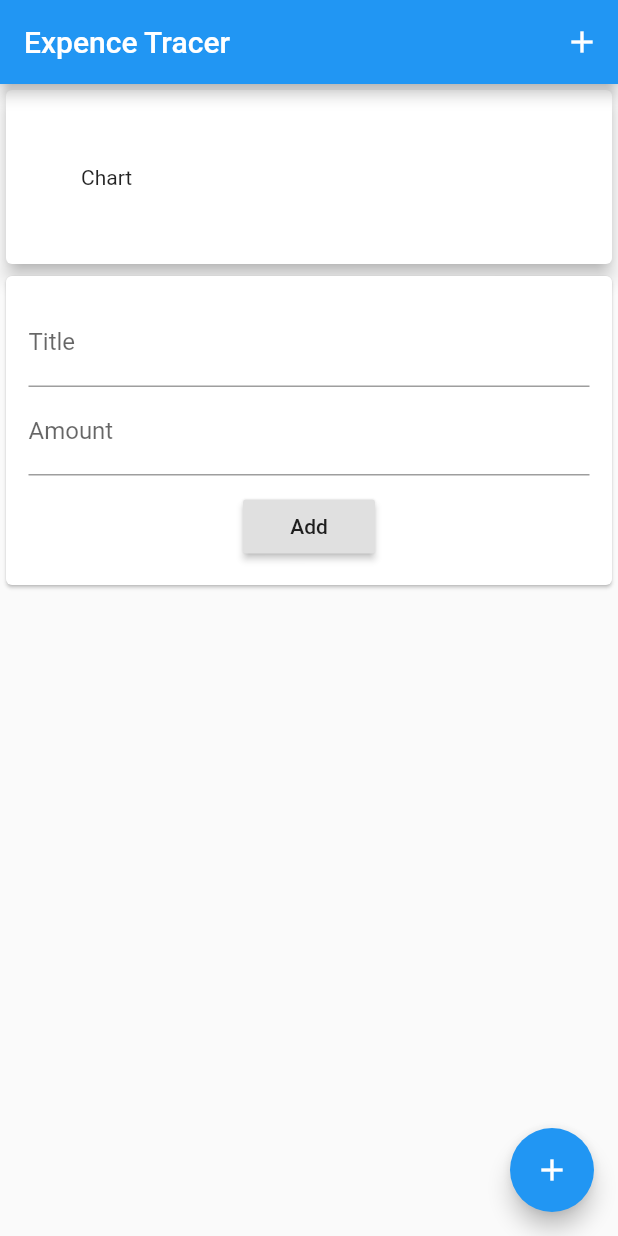
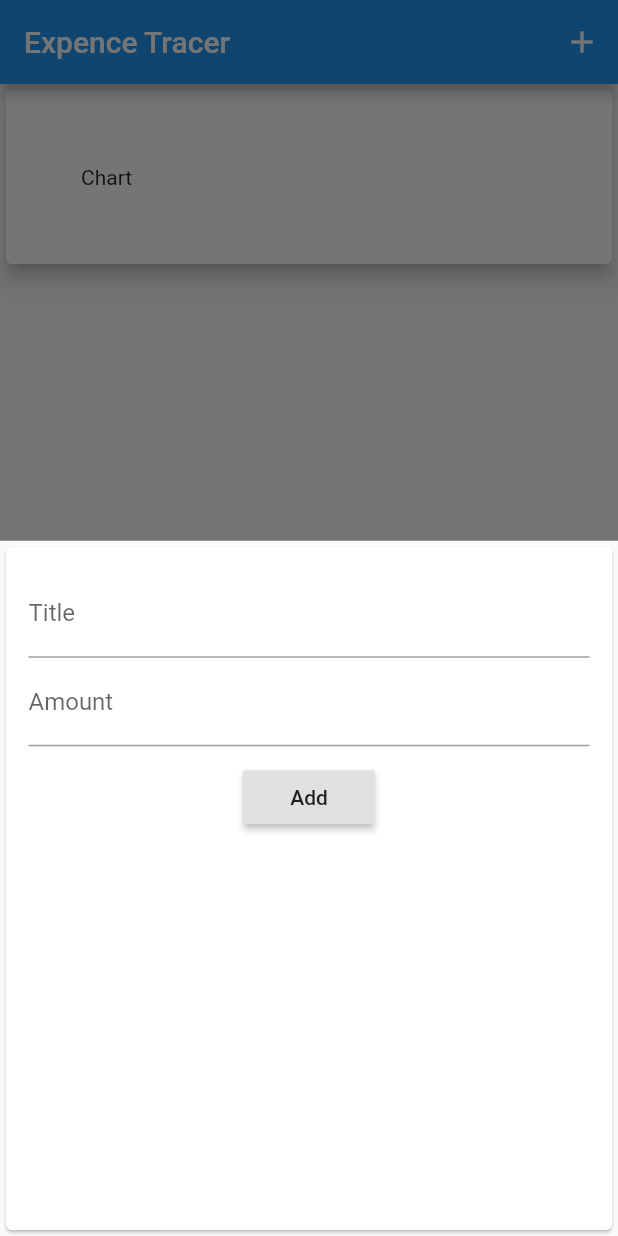
Before and after one commit to sumitdhungana14/expence_tracker, a Flutter app: the screen it shows after launch, after a tap on the "add" icon, on a phone screen of 412 x 824 dp. Run offline on Flutter 3.47's test engine with Material 2 defaults, Android fonts, the phone set to English and light mode, and no system bars.

Commit message:
showModalBottomSheet() added, lifted state to HomePage widget.

```diff
--- a/lib/home/my_home_page.dart
+++ b/lib/home/my_home_page.dart
@@ -1,18 +1,51 @@
-import 'package:expence_tracker/transaction-view/transaction_input_wrapper.dart';
+import 'package:expence_tracker/models/transaction.dart';
+import 'package:expence_tracker/transaction-view/transaction_input.dart';
+import 'package:expence_tracker/transaction-view/transaction_list.dart';
 import 'package:flutter/material.dart';
 
-class MyHomePage extends StatelessWidget {
+class MyHomePage extends StatefulWidget {
+  @override
+  _MyHomePageState createState() => _MyHomePageState();
+}
+
+class _MyHomePageState extends State<MyHomePage> {
+  List<Transaction> transactions;
+
+  void addTransaction(Transaction transaction) {
+    setState(() {
+      transactions.add(transaction);
+    });
+  }
+
+  void removeTransaction(int index) {
+    setState(() {
+      transactions.removeAt(index);
+    });
+  }
+
+  void startAddNewTransaction(BuildContext context) {
+    showModalBottomSheet(
+        context: context,
+        builder: (_) {
+          return TransactionInput(add: addTransaction);
+        });
+  }
+
+  @override
+  void initState() {
+    super.initState();
+    transactions = [];
+  }
+
   @override
   Widget build(BuildContext context) {
-    return MaterialApp(
-        title: 'Flutter App',
-        home: Scaffold(
+    return Scaffold(
       appBar: AppBar(
         title: Text('Expence Tracer'),
         actions: [
           IconButton(
             icon: Icon(Icons.add),
-                onPressed: (){},
+            onPressed: () => startAddNewTransaction(context),
           )
         ],
       ),
@@ -25,13 +58,16 @@ class MyHomePage extends StatelessWidget {
                 width: double.infinity,
                 child: Text('Chart')),
           ),
-              TransactionListInputWrapper(),
+          TransactionList(
+            transactions: transactions,
+            removeTransaction: removeTransaction,
+          ),
         ]),
       ),
       floatingActionButton: FloatingActionButton(
-            onPressed: () {},
+        onPressed: () => startAddNewTransaction(context),
         child: Icon(Icons.add),
       ),
-        ));
+    );
   }
 }
--- a/lib/main.dart
+++ b/lib/main.dart
@@ -1,12 +1,4 @@
 import 'package:flutter/material.dart';
 
 import './home/my_home_page.dart';
-void main() => runApp(MyApp());
-
-class MyApp extends StatelessWidget {
-
-  @override
-  Widget build(BuildContext context) {
-    return MyHomePage();
-  }
-}
+void main() => runApp(MaterialApp(home: MyHomePage()));
--- a/lib/transaction-view/transaction_detail.dart
+++ b/lib/transaction-view/transaction_detail.dart
@@ -21,7 +21,7 @@ class TransactionDetails extends StatelessWidget {
               vertical: 10,
               horizontal: 20,
             ),
-            child: Text('\$. ${transaction.amount}',
+            child: Text('\$${transaction.amount}',
                 style: TextStyle(
                   fontSize: 18,
                   fontWeight: FontWeight.bold,
--- a/lib/transaction-view/transaction_input.dart
+++ b/lib/transaction-view/transaction_input.dart
@@ -1,13 +1,19 @@
 import 'package:expence_tracker/models/transaction.dart';
 import 'package:flutter/material.dart';
 
-class TransactionInput extends StatelessWidget {
-  final titleController = TextEditingController();
-  final amountController = TextEditingController();
-
+class TransactionInput extends StatefulWidget {
   final Function add;
 
   TransactionInput({this.add});
+
+  @override
+  _TransactionInputState createState() => _TransactionInputState();
+}
+
+class _TransactionInputState extends State<TransactionInput> {
+  final titleController = TextEditingController();
+
+  final amountController = TextEditingController();
 
   void submitted() {
     String title = titleController.text;
@@ -17,7 +23,7 @@ class TransactionInput extends StatelessWidget {
       return;
     }
 
-    add(Transaction(
+    widget.add(Transaction(
         id: DateTime.now().toString(),
         title: title,
         amount: amount,
--- a/lib/transaction-view/transaction_input_wrapper.dart
+++ /dev/null
@@ -1,46 +0,0 @@
-import 'package:expence_tracker/models/transaction.dart';
-import 'package:expence_tracker/transaction-view/transaction_input.dart';
-import 'package:expence_tracker/transaction-view/transaction_list.dart';
-import 'package:flutter/material.dart';
-
-class TransactionListInputWrapper extends StatefulWidget {
-  @override
-  _TransactionListInputWrapperState createState() =>
-      _TransactionListInputWrapperState();
-}
-
-class _TransactionListInputWrapperState
-    extends State<TransactionListInputWrapper> {
-  List<Transaction> transactions;
-
-  void addTransaction(Transaction transaction) {
-    setState(() {
-      transactions.add(transaction);
-    });
-  }
-
-  void removeTransaction(int index) {
-    setState(() {
-      transactions.removeAt(index);
-    });
-  }
-
-  @override
-  void initState() {
-    super.initState();
-    transactions = [];
-  }
-
-  @override
-  Widget build(BuildContext context) {
-    return Column(
-      children: [
-        TransactionInput(add: addTransaction),
-        TransactionList(
-          transactions: transactions,
-          removeTransaction: removeTransaction,
-        ),
-      ],
-    );
-  }
-}
```
Also changed, not shown: 1 other file. Lines whose indentation alone changed are shown as unchanged.
